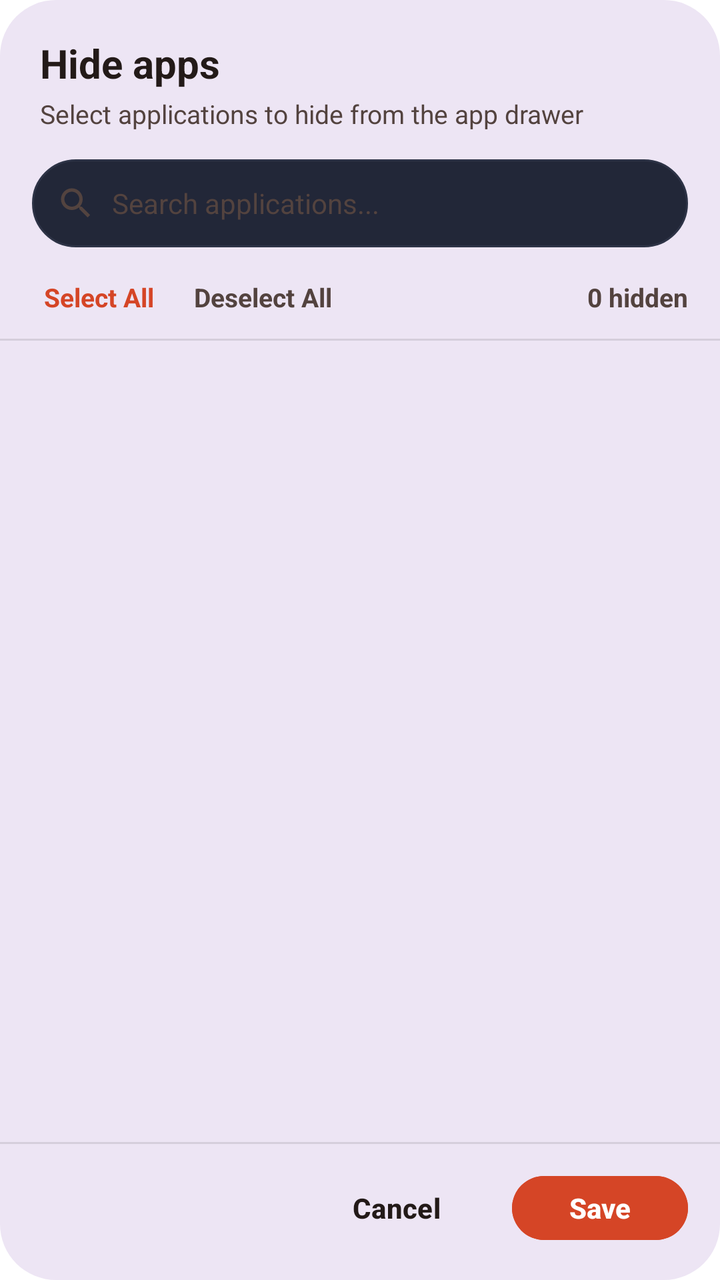
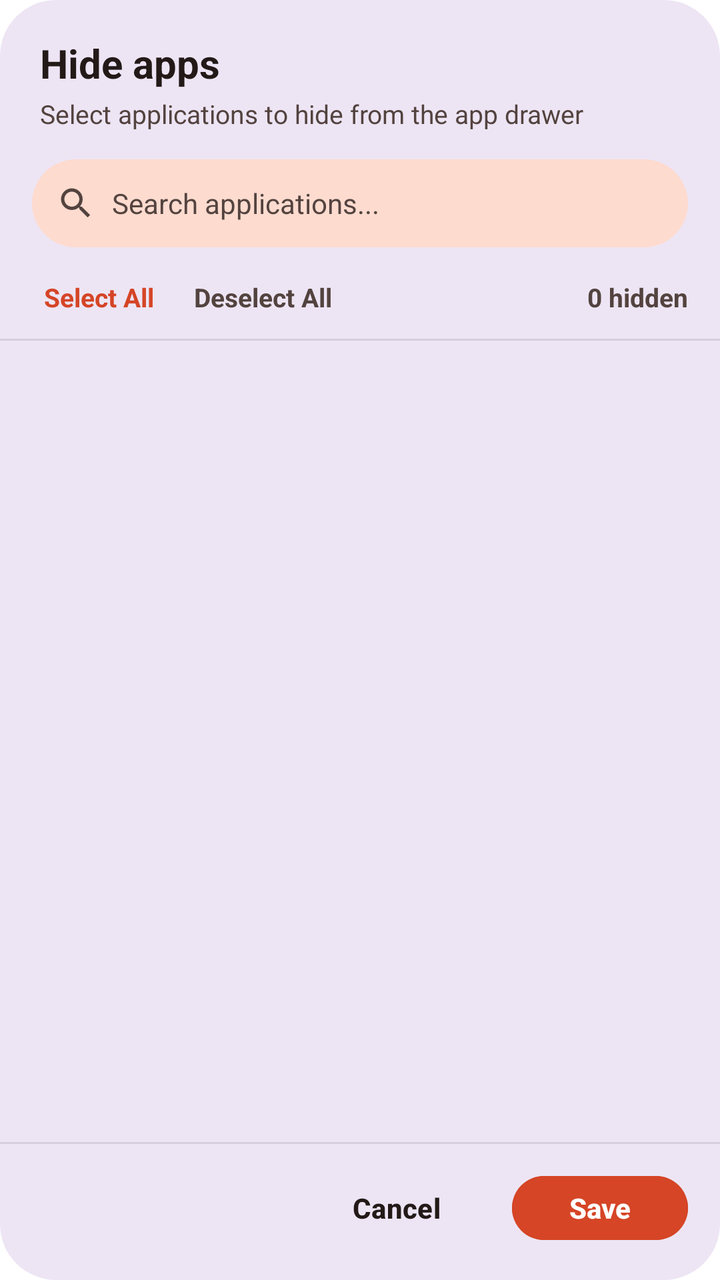

Before-and-after screenshots of an Android layout around one commit, followed by the original layout XML and the change that was made.
<!-- AndroidManifest.xml: application theme Theme.LauncherAI -->
<!-- res/layout/dialog_hide_apps.xml -->
<?xml version="1.0" encoding="utf-8"?>
<LinearLayout xmlns:android="http://schemas.android.com/apk/res/android"
    android:layout_width="match_parent"
    android:layout_height="match_parent"
    android:orientation="vertical"
    android:background="@drawable/bg_more_shapes_dialog"
    android:paddingTop="18dp"
    android:paddingBottom="16dp">

    
    <LinearLayout
        android:layout_width="match_parent"
        android:layout_height="wrap_content"
        android:orientation="vertical"
        android:paddingStart="20dp"
        android:paddingEnd="20dp">

        <TextView
            android:id="@+id/tvHideAppsDialogTitle"
            android:layout_width="wrap_content"
            android:layout_height="wrap_content"
            android:text="Hide apps"
            android:textColor="@color/nova_text_brown_primary"
            android:textSize="20sp"
            android:textStyle="bold" />

        <TextView
            android:layout_width="wrap_content"
            android:layout_height="wrap_content"
            android:text="Select applications to hide from the app drawer"
            android:textColor="@color/nova_text_brown_secondary"
            android:textSize="13sp"
            android:layout_marginTop="3dp" />

    </LinearLayout>

    
    <LinearLayout
        android:layout_width="match_parent"
        android:layout_height="44dp"
        android:orientation="horizontal"
        android:gravity="center_vertical"
        android:layout_marginStart="16dp"
        android:layout_marginEnd="16dp"
        android:layout_marginTop="14dp"
        android:paddingStart="12dp"
        android:paddingEnd="12dp"
        android:background="@drawable/bg_search_bar">

        <ImageView
            android:layout_width="20dp"
            android:layout_height="20dp"
            android:src="@drawable/ic_search"
            android:tint="@color/nova_text_brown_secondary"
            android:contentDescription="Search" />

        <EditText
            android:id="@+id/etHideAppsSearch"
            android:layout_width="0dp"
            android:layout_height="match_parent"
            android:layout_weight="1"
            android:layout_marginStart="8dp"
            android:background="@null"
            android:hint="Search applications..."
            android:textColor="@color/nova_text_brown_primary"
            android:textColorHint="@color/nova_text_brown_secondary"
            android:textSize="14sp"
            android:singleLine="true"
            android:imeOptions="actionDone" />

        <ImageView
            android:id="@+id/btnClearHideAppsSearch"
            android:layout_width="20dp"
            android:layout_height="20dp"
            android:src="@drawable/ic_clear"
            android:tint="@color/nova_text_brown_secondary"
            android:visibility="gone"
            android:contentDescription="Clear search" />

    </LinearLayout>

    
    <LinearLayout
        android:layout_width="match_parent"
        android:layout_height="wrap_content"
        android:orientation="horizontal"
        android:gravity="center_vertical"
        android:paddingStart="16dp"
        android:paddingEnd="16dp"
        android:layout_marginTop="10dp"
        android:layout_marginBottom="6dp">

        <TextView
            android:id="@+id/btnSelectAllApps"
            android:layout_width="wrap_content"
            android:layout_height="wrap_content"
            android:text="Select All"
            android:textColor="@color/nova_accent_orange"
            android:textSize="13sp"
            android:textStyle="bold"
            android:padding="6dp"
            android:clickable="true"
            android:focusable="true"
            android:background="?attr/selectableItemBackground" />

        <TextView
            android:id="@+id/btnDeselectAllApps"
            android:layout_width="wrap_content"
            android:layout_height="wrap_content"
            android:text="Deselect All"
            android:textColor="@color/nova_text_brown_secondary"
            android:textSize="13sp"
            android:textStyle="bold"
            android:layout_marginStart="8dp"
            android:padding="6dp"
            android:clickable="true"
            android:focusable="true"
            android:background="?attr/selectableItemBackground" />

        <View
            android:layout_width="0dp"
            android:layout_height="1dp"
            android:layout_weight="1" />

        <TextView
            android:id="@+id/tvHideAppsCounter"
            android:layout_width="wrap_content"
            android:layout_height="wrap_content"
            android:text="0 hidden"
            android:textColor="@color/nova_text_brown_secondary"
            android:textSize="13sp"
            android:textStyle="bold" />

    </LinearLayout>

    <View
        android:layout_width="match_parent"
        android:layout_height="1dp"
        android:background="#1A000000" />

    
    <androidx.recyclerview.widget.RecyclerView
        android:id="@+id/rvHideApps"
        android:layout_width="match_parent"
        android:layout_height="0dp"
        android:layout_weight="1"
        android:overScrollMode="never" />

    <TextView
        android:id="@+id/tvHideAppsEmpty"
        android:layout_width="wrap_content"
        android:layout_height="wrap_content"
        android:layout_gravity="center"
        android:text="No applications match your search"
        android:textColor="@color/nova_text_brown_secondary"
        android:textSize="14sp"
        android:visibility="gone"
        android:layout_marginTop="40dp"
        android:layout_marginBottom="40dp" />

    <View
        android:layout_width="match_parent"
        android:layout_height="1dp"
        android:background="#1A000000" />

    
    <LinearLayout
        android:layout_width="match_parent"
        android:layout_height="wrap_content"
        android:orientation="horizontal"
        android:gravity="end"
        android:paddingStart="16dp"
        android:paddingEnd="16dp"
        android:paddingTop="12dp">

        <Button
            android:id="@+id/btnHideAppsCancel"
            android:layout_width="wrap_content"
            android:layout_height="40dp"
            android:text="Cancel"
            android:textColor="@color/nova_text_brown_primary"
            android:background="?attr/selectableItemBackground"
            android:textSize="14sp"
            android:textStyle="bold"
            android:layout_marginEnd="12dp" />

        <Button
            android:id="@+id/btnHideAppsApply"
            android:layout_width="wrap_content"
            android:layout_height="40dp"
            android:text="Save"
            android:textColor="@android:color/white"
            android:backgroundTint="@color/nova_accent_orange"
            android:textSize="14sp"
            android:textStyle="bold"
            android:paddingStart="20dp"
            android:paddingEnd="20dp" />

    </LinearLayout>

</LinearLayout>
<!-- resources referenced by this layout -->
<resources>
  <color name="nova_accent_orange">#D54526</color>
  <color name="nova_text_brown_primary">#231A18</color>
  <color name="nova_text_brown_secondary">#53433F</color>
  <!-- drawable bg_more_shapes_dialog (drawable) -->
  <?xml version="1.0" encoding="utf-8"?>
  <shape xmlns:android="http://schemas.android.com/apk/res/android"
      android:shape="rectangle">
      <solid android:color="@color/nova_dialog_surface_lavender" />
      <corners android:radius="28dp" />
  </shape>
  <!-- drawable bg_search_bar (drawable) -->
  <?xml version="1.0" encoding="utf-8"?>
  <shape xmlns:android="http://schemas.android.com/apk/res/android"
      android:shape="rectangle">
      <corners android:radius="24dp" />
      <solid android:color="@color/search_bar_solid" />
      <stroke
          android:width="1dp"
          android:color="@color/card_stroke" />
  </shape>
  <!-- drawable ic_clear (drawable) -->
  <vector xmlns:android="http://schemas.android.com/apk/res/android"
      android:width="24dp"
      android:height="24dp"
      android:viewportWidth="24"
      android:viewportHeight="24">
      <path
          android:fillColor="#FFFFFFFF"
          android:pathData="M19,6.41L17.59,5 12,10.59 6.41,5 5,6.41 10.59,12 5,17.59 6.41,19 12,13.41 17.59,19 19,17.59 13.41,12z"/>
  </vector>
  <!-- drawable ic_search (drawable) -->
  <vector xmlns:android="http://schemas.android.com/apk/res/android"
      android:width="24dp"
      android:height="24dp"
      android:viewportWidth="24"
      android:viewportHeight="24">
      <path
          android:fillColor="#FFFFFFFF"
          android:pathData="M15.5,14h-0.79l-0.28,-0.27C15.41,12.59 16,11.11 16,9.5 16,5.91 13.09,3 9.5,3S3,5.91 3,9.5 5.91,16 9.5,16c1.61,0 3.09,-0.59 4.23,-1.57l0.27,0.28v0.79l5,4.99L20.49,19l-4.99,-5zm-6,0C7.01,14 5,11.99 5,9.5S7.01,5 9.5,5 14,7.01 14,9.5 11.99,14 9.5,14z"/>
  </vector>
  <style name="Theme.LauncherAI" parent="Base.Theme.LauncherAI" />
  <color name="nova_dialog_surface_lavender">#EDE5F4</color>
  <color name="search_bar_solid">#222738</color>
  <color name="card_stroke">#2D3346</color>
  <style name="Base.Theme.LauncherAI" parent="Theme.Material3.DayNight.NoActionBar">
          <item name="android:windowBackground">@android:color/transparent</item>
          <item name="android:windowShowWallpaper">true</item>
          <item name="android:statusBarColor">@android:color/transparent</item>
          <item name="android:navigationBarColor">@android:color/transparent</item>
          <item name="android:windowDrawsSystemBarBackgrounds">true</item>
      </style>
</resources>

<!-- the commit's change to res/layout/dialog_hide_apps.xml (unified diff, before → after) -->
@@ -25,6 +25,7 @@
             android:textStyle="bold" />
 
         <TextView
+            android:id="@+id/tvHideAppsDialogSubtitle"
             android:layout_width="wrap_content"
             android:layout_height="wrap_content"
             android:text="Select applications to hide from the app drawer"
@@ -45,7 +46,7 @@
         android:layout_marginTop="14dp"
         android:paddingStart="12dp"
         android:paddingEnd="12dp"
-        android:background="@drawable/bg_search_bar">
+        android:background="@drawable/bg_nova_search_pill_drawer">
 
         <ImageView
             android:layout_width="20dp"
<!-- resource entries referenced after the edit -->
@@ -10,15 +10,12 @@
       <solid android:color="@color/nova_dialog_surface_lavender" />
       <corners android:radius="28dp" />
   </shape>
-  <!-- drawable bg_search_bar (drawable) -->
+  <!-- drawable bg_nova_search_pill_drawer (drawable) -->
   <?xml version="1.0" encoding="utf-8"?>
   <shape xmlns:android="http://schemas.android.com/apk/res/android"
       android:shape="rectangle">
-      <corners android:radius="24dp" />
-      <solid android:color="@color/search_bar_solid" />
-      <stroke
-          android:width="1dp"
-          android:color="@color/card_stroke" />
+      <solid android:color="@color/nova_search_pill_drawer" />
+      <corners android:radius="22dp" />
   </shape>
   <!-- drawable ic_clear (drawable) -->
   <vector xmlns:android="http://schemas.android.com/apk/res/android"
@@ -42,8 +39,7 @@
   </vector>
   <style name="Theme.LauncherAI" parent="Base.Theme.LauncherAI" />
   <color name="nova_dialog_surface_lavender">#EDE5F4</color>
-  <color name="search_bar_solid">#222738</color>
-  <color name="card_stroke">#2D3346</color>
+  <color name="nova_search_pill_drawer">#FEDBCF</color>
   <style name="Base.Theme.LauncherAI" parent="Theme.Material3.DayNight.NoActionBar">
           <item name="android:windowBackground">@android:color/transparent</item>
           <item name="android:windowShowWallpaper">true</item>
